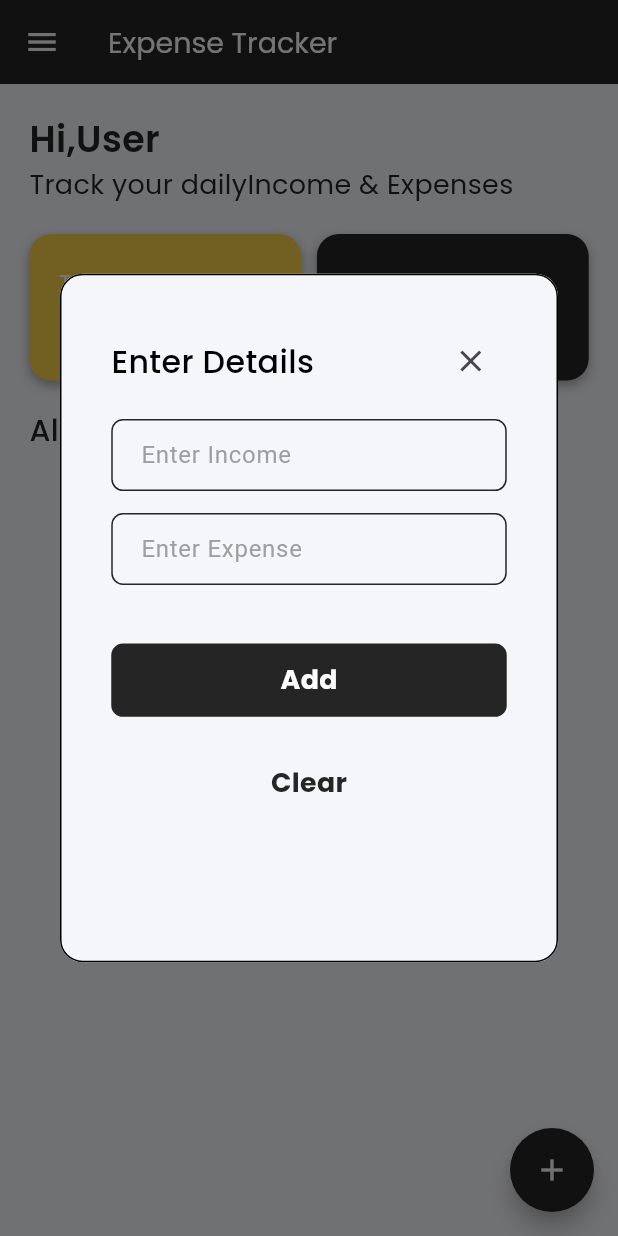
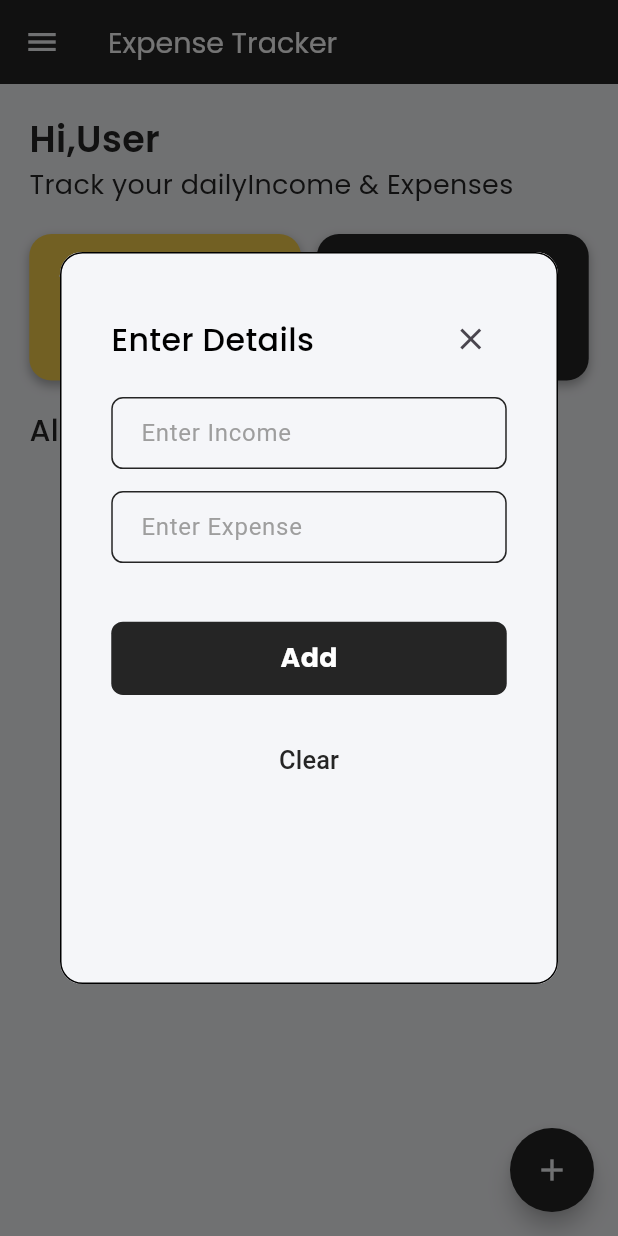
Before and after one commit to akshaykk07/ExpenseTrack, a Flutter app: the screen it shows after launch, after a tap on the "add" icon, on a phone screen of 412 x 824 dp. Run offline on Flutter 3.47's test engine with Material 3 defaults, Android fonts, the phone set to English and light mode, and no system bars; our stand-ins replace flutter_screenutil, google_fonts, sqflite; accounts and stored records are empty.

```diff
--- a/lib/widgets/dialogBox.dart
+++ b/lib/widgets/dialogBox.dart
@@ -21,7 +21,7 @@ class DialogBox extends StatelessWidget {
   @override
   Widget build(BuildContext context) {
     return Container(
-      height: 470.h,
+      height: 500.h,
       decoration: BoxDecoration(
           borderRadius: BorderRadius.circular(15), color: whiteone),
       child: Padding(
@@ -30,8 +30,10 @@ class DialogBox extends StatelessWidget {
           padding: const EdgeInsets.all(15).r,
           child: Form(
             key: formkey,
-            child:
-                Column(crossAxisAlignment: CrossAxisAlignment.start, children: [
+            child: SingleChildScrollView(
+              child: Column(
+                  crossAxisAlignment: CrossAxisAlignment.start,
+                  children: [
                     Row(
                       mainAxisAlignment: MainAxisAlignment.spaceBetween,
                       children: [
@@ -78,15 +80,26 @@ class DialogBox extends StatelessWidget {
                     SizedBox(
                       height: 20.h,
                     ),
-              CustomButton(
-                  btnname: "Clear",
-                  btntheam: whiteone,
-                  textcolor: customBlack1,
-                  click: () {
-                    incomeControllor.clear();
-                    expencecontrollor.clear();
-                  })
+                    Align(
+                      alignment: Alignment.center,
+                      child: TextButton(
+                          onPressed: () {},
+                          child: Text(
+                            "Clear",
+                            style:
+                                TextStyle(color: customBlack1, fontSize: 16.sp),
+                          )),
+                    )
+                    // CustomButton(
+                    //     btnname: "Clear",
+                    //     btntheam: whiteone,
+                    //     textcolor: customBlack1,
+                    //     click: () {
+                    //       incomeControllor.clear();
+                    //       expencecontrollor.clear();
+                    //     })
                   ]),
+            ),
           ),
         ),
       ),
```
Lines whose indentation alone changed are shown as unchanged.
